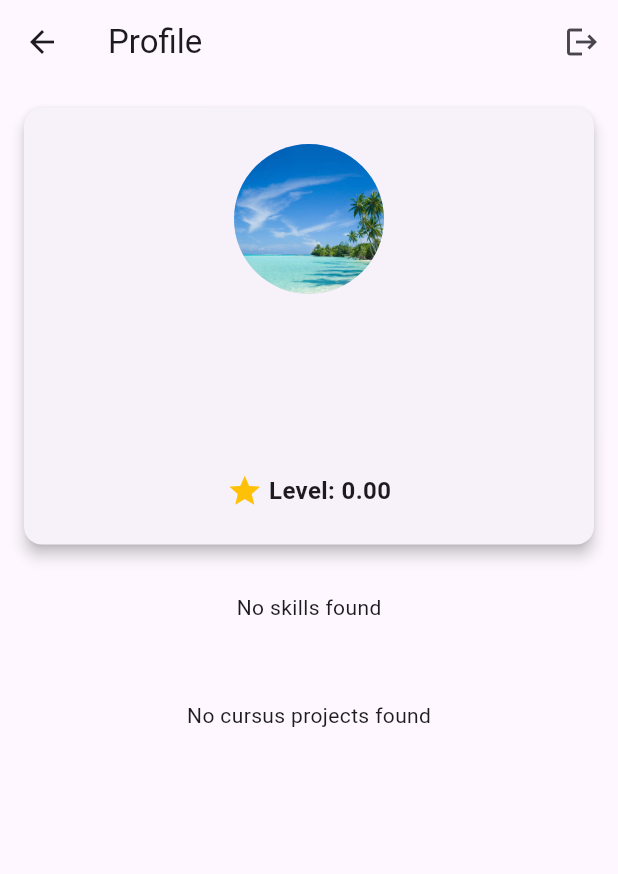
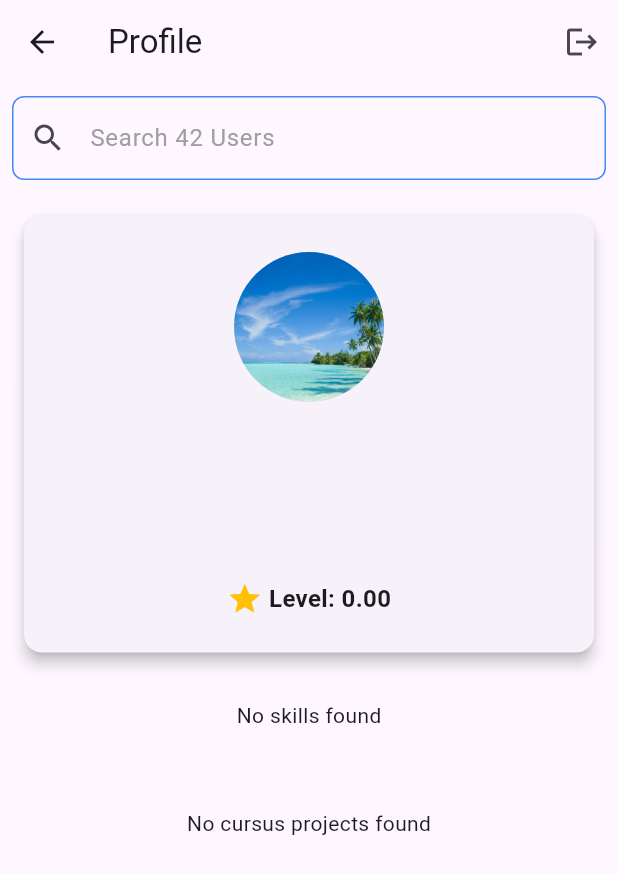
Before and after one commit to Balbeck/Mobile-Dart-Flutter_Swifty-Companion, a Flutter app: the ProfileView screen opened directly with empty values, after a tap on the "logout" icon, on a phone screen of 412 x 824 dp. Shown: the top 874 px of the screen. Run offline on Flutter 3.47's test engine with Material 3 defaults, Android fonts, the phone set to English and light mode, and no system bars; our stand-ins replace flutter_dotenv, shared_preferences; accounts and stored records are empty; network calls fail.

Commit message:
feat: searchBar + fix access_token

```diff
--- a/lib/models/user_model.dart
+++ b/lib/models/user_model.dart
@@ -71,19 +71,15 @@ class UserModel {
   });
 
   factory UserModel.fromJson(Map<String, dynamic> json) {
-    // chemin d'asset par défaut
     String imagePath = 'assets/images/profile_default.jpg';
     double level = 0.0;
     List<SkillModel> skills = [];
     List<ProjectModel> projectsUsers = [];
-
-    // final projectsUsersList = json['projects_users'];
     // print('🔵 projects_users: $projectsUsersList');
 
     try {
       final image = json['image'];
       if (image != null) {
-        // préférer versions.medium > large > small > link
         final versions = image['versions'];
         if (versions != null) {
           imagePath =
--- a/lib/services/auth_42_service.dart
+++ b/lib/services/auth_42_service.dart
@@ -74,12 +74,6 @@ class AuthService {
 
   Future<bool> checkForCodeInURLandExchangeCodeForToken() async {
     try {
-      // if (getStoredToken() == null) {
-      //   print('ℹ️ No stored token, checking URL for code');
-      // } else {
-      //   print('ℹ️ Already have a stored token, skipping code exchange');
-      //   return true;
-      // }
       final code = Uri.base.queryParameters['code'];
       if (code == null || code.isEmpty) {
         print('❌ No code in URL');
--- a/lib/services/user_service.dart
+++ b/lib/services/user_service.dart
@@ -1,10 +1,14 @@
 import 'dart:convert';
+import 'package:flutter/material.dart';
 import 'package:http/http.dart' as http;
 import 'auth_42_service.dart';
 import '../models/user_model.dart';
 
 class UserService {
   final AuthService authService = AuthService();
+
+  VoidCallback? onLogout;
+  UserService({this.onLogout});
 
   Future<UserModel?> fetchCurrentUser() async {
     try {
@@ -24,6 +28,15 @@ class UserService {
         },
       );
 
+      if (res.statusCode == 401) {
+        print('⚠️ Unauthorized: Access token may be invalid or expired.');
+
+        await authService.logout();
+        onLogout?.call();
+
+        return null;
+      }
+
       if (res.statusCode != 200) {
         print('❌ GET /v2/me failed: ${res.statusCode} ${res.body}');
         return null;
--- a/lib/views/profile_view.dart
+++ b/lib/views/profile_view.dart
@@ -1,10 +1,12 @@
 import 'package:flutter/material.dart';
+import '../services/search_service.dart';
 import '../services/user_service.dart';
 import '../models/user_model.dart';
 import '../widgets/skills_widget.dart';
 import '../widgets/projects_widget.dart';
 import '../widgets/user_presentation_widget.dart';
 import '../services/auth_42_service.dart';
+import '../widgets/top_search_bar.dart';
 
 class ProfileView extends StatefulWidget {
   final VoidCallback onLogout;
@@ -16,13 +18,16 @@ class ProfileView extends StatefulWidget {
 }
 
 class _ProfileViewState extends State<ProfileView> {
-  final UserService userService = UserService();
+  late final UserService userService;
   final AuthService authService = AuthService();
+  final SearchService searchService = SearchService();
   UserModel? _user;
+  bool _isUserFound = true;
 
   @override
   void initState() {
     super.initState();
+    userService = UserService(onLogout: widget.onLogout);
     loadUser();
   }
 
@@ -34,6 +39,19 @@ class _ProfileViewState extends State<ProfileView> {
   Future<void> handleLogout() async {
     await authService.logout();
     widget.onLogout();
+  }
+
+  Future<void> _handleSearch(String Login) async {
+    final foundUser = await searchService.fetchUserByLogin(Login);
+    setState(() {
+      if (foundUser != null) {
+        _user = foundUser;
+        _isUserFound = true;
+        return;
+      }
+      _isUserFound = false;
+    });
+    // print('User found: $foundUser');
   }
 
   @override
@@ -57,6 +75,11 @@ class _ProfileViewState extends State<ProfileView> {
         child: Column(
           crossAxisAlignment: CrossAxisAlignment.center,
           children: [
+            TopSearchBar(
+              onSearch: _handleSearch,
+              isUserFound: _isUserFound,
+              errorText: 'User not found',
+            ),
             if (_user != null) ...[
               ProfileHeaderWidget(user: _user!),
               SkillsListWidget(skills: _user!.skills),
--- /dev/null
+++ b/lib/widgets/top_search_bar.dart
@@ -0,0 +1,51 @@
+import 'package:flutter/material.dart';
+
+class TopSearchBar extends StatefulWidget {
+  final Function(String) onSearch;
+  final bool isUserFound;
+  final String errorText;
+
+  const TopSearchBar({
+    super.key,
+    required this.onSearch,
+    this.isUserFound = true,
+    this.errorText = 'User not found',
+  });
+
+  @override
+  State<TopSearchBar> createState() => _TopSearchBarState();
+}
+
+class _TopSearchBarState extends State<TopSearchBar> {
+  final TextEditingController _searchController = TextEditingController();
+
+  @override
+  Widget build(BuildContext context) {
+    return Padding(
+      padding: const EdgeInsets.all(8.0),
+      child: TextField(
+        controller: _searchController,
+        decoration: InputDecoration(
+          labelText: widget.isUserFound ? 'Search 42 Users' : widget.errorText,
+          labelStyle: TextStyle(
+            color: widget.isUserFound ? Colors.grey : Colors.red,
+          ),
+          border: OutlineInputBorder(borderRadius: BorderRadius.circular(8.0)),
+          prefixIcon: const Icon(Icons.search),
+          enabledBorder: OutlineInputBorder(
+            borderRadius: BorderRadius.circular(8.0),
+            borderSide: BorderSide(
+              color: widget.isUserFound ? Colors.blueAccent : Colors.red,
+            ),
+          ),
+        ),
+        onSubmitted: (querry) {
+          if (querry.isNotEmpty) {
+            widget.onSearch(querry);
+            _searchController.clear();
+          }
+        },
+      ),
+    );
+  }
+}
--- a/pubspec.yaml
+++ b/pubspec.yaml
@@ -41,6 +41,7 @@ dependencies:
   url_launcher: ^6.3.2
   webview_flutter: ^4.13.0
   flutter_web_auth: ^0.6.0
+  go_router: ^17.0.0
 
 dev_dependencies:
   flutter_test:
```
Also changed, not shown: lib/services/search_service.dart (added, +40 -0 lines), pubspec.lock, 2 other files.
